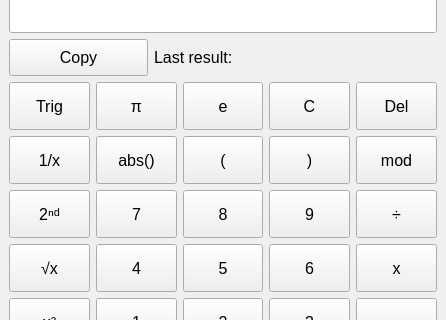
Old version of the form calculator.ui in the repository danielczinege/Calculator_with_notes; both pictures show x 0 to 446 and y 140 to 460 of the 446 by 571 pixel window.
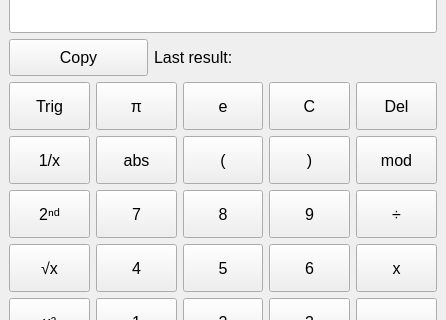
New version of the form.

Commit message: Most buttons are now functional, except '=' and the top row of buttons.

Patch:
```diff
--- a/calculator.ui
+++ b/calculator.ui
@@ -808,7 +808,7 @@
            </font>
           </property>
           <property name="text">
-           <string>abs()</string>
+           <string>abs</string>
           </property>
          </widget>
         </item>
```
The commit also changes 2 other files.
